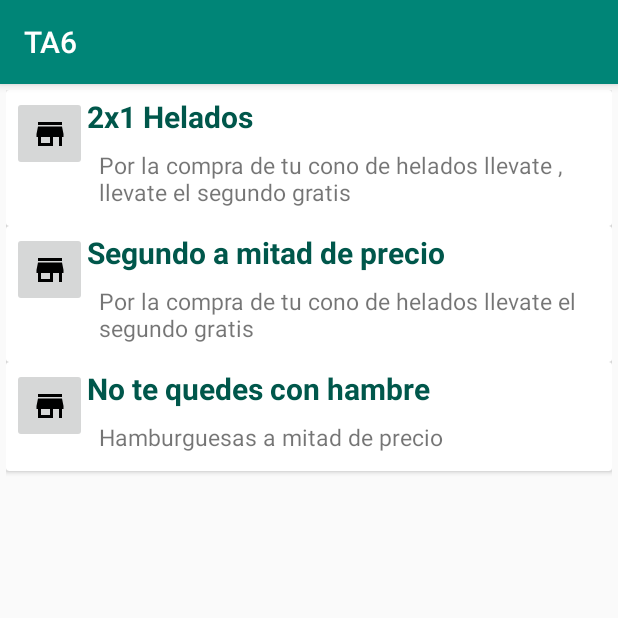
After one commit to Cacarden10/PST_TA7_G1, an Android app: the Cupones_Activity screen opened directly, with no data from a screen before it, on a phone screen of 412 x 824 dp, the top half of it. The commit adds this screen. Run offline under Robolectric (Android 15) with nearby library versions, the phone set to English and light mode, and no system bars.

Commit message:
Creacion de pestana de cupones

```diff
--- a/TA6/app/build.gradle
+++ b/TA6/app/build.gradle
@@ -26,4 +26,5 @@ dependencies {
     testImplementation 'junit:junit:4.12'
     androidTestImplementation 'androidx.test:runner:1.2.0'
     androidTestImplementation 'androidx.test.espresso:espresso-core:3.2.0'
+    implementation 'androidx.recyclerview:recyclerview:1.0.0'
 }
--- a/TA6/app/src/main/AndroidManifest.xml
+++ b/TA6/app/src/main/AndroidManifest.xml
@@ -10,8 +10,11 @@
         android:supportsRtl="true"
         android:theme="@style/AppTheme">
         <activity android:name=".Bebidas"></activity>
+        <activity android:name=".Main2Activity"></activity>
+        <activity android:name=".Cupones_Activity"/>
         <activity android:name=".PFuertes" />
         <activity android:name=".MainActivity">
+
             <intent-filter>
                 <action android:name="android.intent.action.MAIN" />
 
--- /dev/null
+++ b/TA6/app/src/main/java/com/example/ta6/Cupones_Activity.java
@@ -0,0 +1,63 @@
+package com.example.ta6;
+
+import android.content.Intent;
+import android.os.Bundle;
+import android.view.View;
+import android.widget.ImageView;
+import android.widget.TextView;
+import android.widget.Toast;
+
+import androidx.appcompat.app.AppCompatActivity;
+import androidx.recyclerview.widget.LinearLayoutManager;
+import androidx.recyclerview.widget.RecyclerView;
+
+import java.util.ArrayList;
+
+import static com.example.ta6.R.layout.cupon_main;
+
+public class Cupones_Activity extends AppCompatActivity {
+
+    private RecyclerView mRecyclerView;
+    private RecyclerView.Adapter mAdapter;
+    private RecyclerView.LayoutManager mLayoutManager;
+    private  ArrayList<Item> items;
+
+
+    @Override
+    protected void onCreate(Bundle savedInstanceState) {
+        super.onCreate(savedInstanceState);
+
+        setContentView(cupon_main);
+        MuestraCupon m= new MuestraCupon();
+        this.items=m.ponerItems();
+
+
+
+        mRecyclerView=findViewById(R.id.recyclerView);
+        mRecyclerView.setHasFixedSize(true);
+        mLayoutManager=new LinearLayoutManager(this);
+        mAdapter= new ExampleAdapter(items);
+        mRecyclerView.setLayoutManager(mLayoutManager);
+        mRecyclerView.setAdapter(mAdapter);
+
+
+
+    }
+
+    public void verCupon(View v){
+        Intent i= new Intent(this,Main2Activity.class);
+        ImageView mImageView =v.findViewById(R.id.imageView2);
+        TextView nombre =v.findViewById(R.id.txtNombre);
+        TextView descripcion=v.findViewById(R.id.txtDescripcion);
+
+        int posicion= v.getVerticalScrollbarPosition();
+        //nombre.setText(items.get(posicion).getmText1());
+        //descripcion.setText(items.get(posicion).getmText2());
+        //mImageView.setImageResource(items.get(posicion).getImageResoruce());
+
+        startActivity(i);
+        Toast.makeText(this, "Ingresando cupon", Toast.LENGTH_SHORT).show();
+    }
+
+
+}
--- /dev/null
+++ b/TA6/app/src/main/java/com/example/ta6/ExampleAdapter.java
@@ -0,0 +1,57 @@
+package com.example.ta6;
+
+import android.view.LayoutInflater;
+import android.view.View;
+import android.view.ViewGroup;
+import android.widget.ImageView;
+import android.widget.TextView;
+
+import androidx.annotation.NonNull;
+import androidx.recyclerview.widget.RecyclerView;
+
+import java.util.ArrayList;
+
+public class ExampleAdapter extends RecyclerView.Adapter <ExampleAdapter.ExampleHolder>{
+    private ArrayList<Item> exampleList;
+
+    public static class ExampleHolder extends RecyclerView.ViewHolder{
+        public ImageView mImageView;
+        public TextView mTextView1;
+        public TextView mTextView2;
+
+        public ExampleHolder(@NonNull View itemView) {
+            super(itemView);
+            mImageView= itemView.findViewById(R.id.imageView);
+            mTextView1= itemView.findViewById(R.id.TextView1);
+            mTextView2= itemView.findViewById(R.id.TextView2);
+        }
+    }
+
+    public ExampleAdapter(ArrayList<Item> exampleList){
+        this.exampleList=exampleList;
+
+    }
+
+    @NonNull
+    @Override
+    public ExampleHolder onCreateViewHolder(@NonNull ViewGroup parent, int viewType) {
+        View v = LayoutInflater.from(parent.getContext()).inflate(R.layout.example_item,parent,false);
+        ExampleHolder evh= new ExampleHolder(v);
+        return evh;
+    }
+
+    @Override
+    public void onBindViewHolder(@NonNull ExampleHolder holder, int position) {
+        Item currentItem= exampleList.get(position);
+        holder.mImageView.setImageResource(currentItem.getImageResoruce());
+        holder.mTextView1.setText(currentItem.getmText1());
+        holder.mTextView2.setText(currentItem.getmText2());
+
+
+    }
+
+    @Override
+    public int getItemCount() {
+        return exampleList.size();
+    }
+}
--- /dev/null
+++ b/TA6/app/src/main/java/com/example/ta6/Item.java
@@ -0,0 +1,27 @@
+package com.example.ta6;
+
+public class Item {
+    private String id;
+    private int ImageResoruce;
+    private String mText1;
+    private String mText2;
+
+    public Item(String id,int ImageResource, String mText1, String mText2){
+        this.id=id;
+        this.ImageResoruce=ImageResource;
+        this.mText1=mText1;
+        this.mText2=mText2;
+    }
+
+    public String getmText2() {
+        return mText2;
+    }
+
+    public String getmText1() {
+        return mText1;
+    }
+
+    public int getImageResoruce() {
+        return ImageResoruce;
+    }
+}
--- a/TA6/app/src/main/java/com/example/ta6/MainActivity.java
+++ b/TA6/app/src/main/java/com/example/ta6/MainActivity.java
@@ -24,4 +24,9 @@ public class MainActivity extends AppCompatActivity {
         Intent i= new Intent(this, Bebidas.class);
         startActivity(i);
     }
+
+    public void cupones(View view){
+        Intent i= new Intent(this, Cupones_Activity.class);
+                startActivity(i);
+    }
 }
--- /dev/null
+++ b/TA6/app/src/main/java/com/example/ta6/MuestraCupon.java
@@ -0,0 +1,19 @@
+package com.example.ta6;
+
+import java.util.ArrayList;
+
+public class MuestraCupon {
+    private ArrayList<Item>items= new ArrayList<>();
+
+    public ArrayList<Item> ponerItems() {
+
+        return this.items;
+    }
+
+    public MuestraCupon(){
+        this.items.add(new Item("1",R.drawable.ic_store_black_24dp,"2x1 Helados","Por la compra de tu cono de helados llevate , llevate el segundo gratis"));
+        this.items.add(new Item("2",R.drawable.ic_store_black_24dp,"Segundo a mitad de precio","Por la compra de tu cono de helados llevate el segundo gratis"));
+        this.items.add(new Item("3",R.drawable.ic_store_black_24dp,"No te quedes con hambre","Hamburguesas a mitad de precio"));
+
+    }
+}
--- /dev/null
+++ b/TA6/app/src/main/res/drawable/ic_store_black_24dp.xml
@@ -0,0 +1,9 @@
+<vector xmlns:android="http://schemas.android.com/apk/res/android"
+        android:width="24dp"
+        android:height="24dp"
+        android:viewportWidth="24.0"
+        android:viewportHeight="24.0">
+    <path
+        android:fillColor="#FF000000"
+        android:pathData="M20,4L4,4v2h16L20,4zM21,14v-2l-1,-5L4,7l-1,5v2h1v6h10v-6h4v6h2v-6h1zM12,18L6,18v-4h6v4z"/>
+</vector>
--- a/TA6/app/src/main/res/layout/activity_main.xml
+++ b/TA6/app/src/main/res/layout/activity_main.xml
@@ -88,6 +88,7 @@
         android:layout_marginTop="2mm"
         android:layout_marginBottom="2mm"
         android:gravity="center_horizontal"
+        android:onClick="cupones"
         android:text="CUPONES"
         android:textAlignment="center"
         android:textSize="18sp"
--- /dev/null
+++ b/TA6/app/src/main/res/layout/cupon_main.xml
@@ -0,0 +1,20 @@
+<?xml version="1.0" encoding="utf-8"?>
+<RelativeLayout
+    xmlns:android="http://schemas.android.com/apk/res/android"
+    xmlns:tools="http://schemas.android.com/tools"
+    xmlns:app="http://schemas.android.com/apk/res-auto"
+    android:layout_width="match_parent"
+    android:layout_height="match_parent"
+    tools:context=".Cupones_Activity">
+
+    <androidx.recyclerview.widget.RecyclerView
+        android:layout_width="match_parent"
+        android:layout_height="match_parent"
+        android:padding="4dp"
+        android:scrollbars="vertical"
+
+        android:id="@+id/recyclerView">
+
+    </androidx.recyclerview.widget.RecyclerView>
+
+</RelativeLayout>
--- /dev/null
+++ b/TA6/app/src/main/res/layout/example_item.xml
@@ -0,0 +1,45 @@
+<?xml version="1.0" encoding="utf-8"?>
+<androidx.cardview.widget.CardView xmlns:android="http://schemas.android.com/apk/res/android"
+    android:layout_width="match_parent"
+    android:layout_height="wrap_content"
+    xmlns:app="http://schemas.android.com/apk/res-auto"
+    >
+
+    <RelativeLayout
+        android:id="@+id/relative"
+        android:layout_width="match_parent"
+        android:layout_height="match_parent"
+        android:layout_margin="4dp"
+        android:onClick="verCupon">
+
+        <androidx.appcompat.widget.AppCompatImageButton
+            android:id="@+id/imageView"
+            android:layout_width="50dp"
+            android:layout_height="50dp"
+            android:padding="20dp" />
+
+        <TextView
+            android:id="@+id/TextView1"
+            android:layout_width="wrap_content"
+            android:layout_height="wrap_content"
+            android:layout_alignParentTop="true"
+            android:layout_toEndOf="@+id/imageView"
+            android:text="Line 1"
+            android:textColor="@color/colorPrimaryDark"
+            android:textSize="20sp"
+            android:textStyle="bold" />
+
+        <TextView
+            android:id="@+id/TextView2"
+            android:layout_width="wrap_content"
+            android:layout_height="wrap_content"
+            android:layout_below="@id/TextView1"
+            android:layout_margin="8dp"
+            android:layout_toEndOf="@id/imageView"
+            android:text="Line 2"
+            android:textSize="15sp" />
+
+
+    </RelativeLayout>
+
+</androidx.cardview.widget.CardView>
```
Also changed, not shown: TA6/app/src/main/java/com/example/ta6/Cupon.java (added, +19 -0 lines), TA6/app/src/main/java/com/example/ta6/Main2Activity.java (added, +47 -0 lines), TA6/app/src/main/res/layout/cupon1_activity.xml (added, +68 -0 lines).
